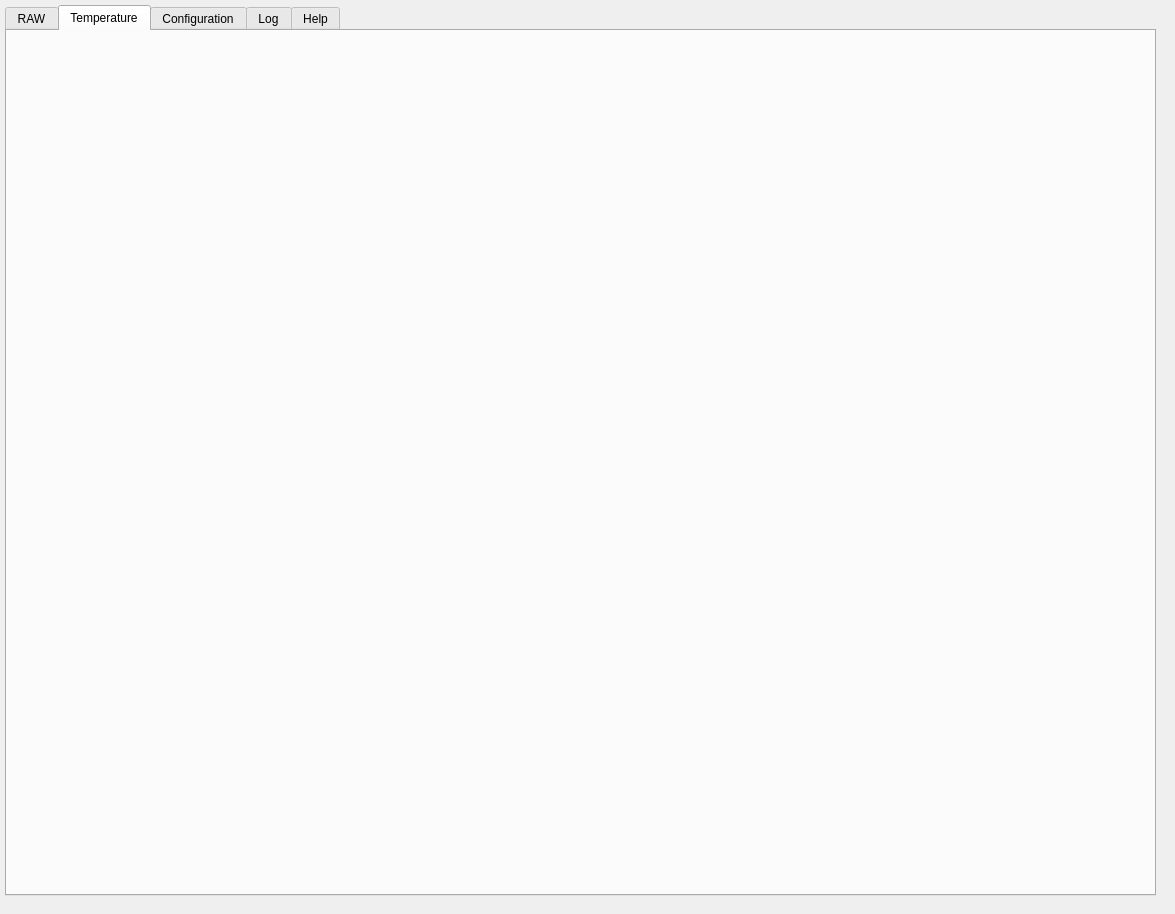
First picture: the form in python/utilities/skalab/Gui/skalab_playback.ui, repository ska-telescope/ska-low-mccs-daq, before the edit.
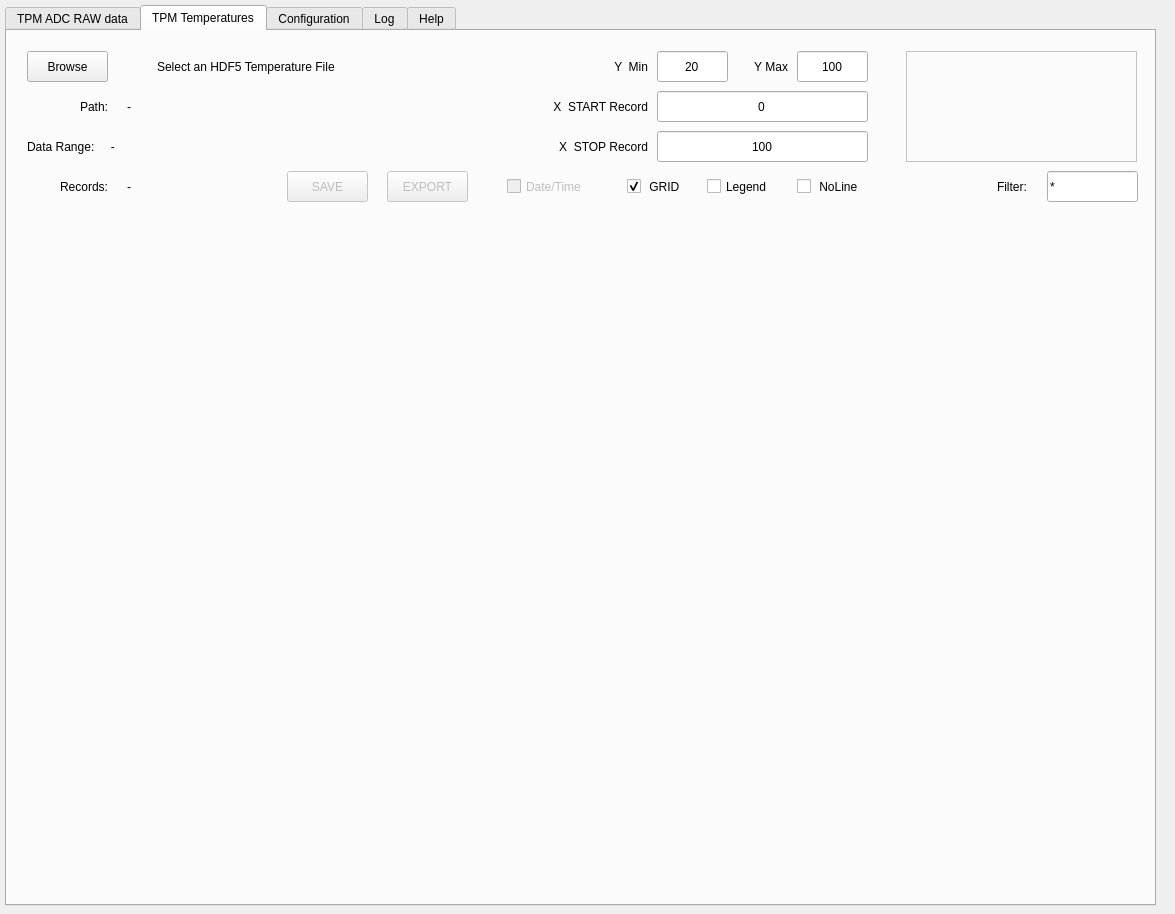
Second picture: the form after the edit. The open tabs and pages were chosen to show the change.

Diff of the .ui file:
```diff
--- a/python/utilities/skalab/Gui/skalab_playback.ui
+++ b/python/utilities/skalab/Gui/skalab_playback.ui
@@ -19,7 +19,7 @@
      <x>5</x>
      <y>5</y>
      <width>1151</width>
-     <height>891</height>
+     <height>901</height>
     </rect>
    </property>
    <property name="currentIndex">
@@ -27,7 +27,7 @@
    </property>
    <widget class="QWidget" name="qtabRaw">
     <attribute name="title">
-     <string>RAW</string>
+     <string>TPM ADC RAW data</string>
     </attribute>
     <widget class="QWidget" name="ctrl_spectra" native="true">
      <property name="geometry">
@@ -2364,8 +2364,486 @@
    </widget>
    <widget class="QWidget" name="qtabTemp">
     <attribute name="title">
-     <string>Temperature</string>
+     <string>TPM Temperatures</string>
     </attribute>
+    <widget class="QPushButton" name="qbutton_temp_browse">
+     <property name="geometry">
+      <rect>
+       <x>20</x>
+       <y>20</y>
+       <width>81</width>
+       <height>31</height>
+      </rect>
+     </property>
+     <property name="text">
+      <string>Browse</string>
+     </property>
+    </widget>
+    <widget class="QLabel" name="qlabel_num_lab_rec">
+     <property name="geometry">
+      <rect>
+       <x>10</x>
+       <y>140</y>
+       <width>91</width>
+       <height>31</height>
+      </rect>
+     </property>
+     <property name="layoutDirection">
+      <enum>Qt::LeftToRight</enum>
+     </property>
+     <property name="text">
+      <string>Records:</string>
+     </property>
+     <property name="alignment">
+      <set>Qt::AlignRight|Qt::AlignTrailing|Qt::AlignVCenter</set>
+     </property>
+    </widget>
+    <widget class="QLabel" name="qlabel_records">
+     <property name="geometry">
+      <rect>
+       <x>120</x>
+       <y>140</y>
+       <width>71</width>
+       <height>31</height>
+      </rect>
+     </property>
+     <property name="layoutDirection">
+      <enum>Qt::LeftToRight</enum>
+     </property>
+     <property name="text">
+      <string>-</string>
+     </property>
+     <property name="alignment">
+      <set>Qt::AlignLeading|Qt::AlignLeft|Qt::AlignVCenter</set>
+     </property>
+    </widget>
+    <widget class="QLabel" name="qlabel_check_icon">
+     <property name="geometry">
+      <rect>
+       <x>110</x>
+       <y>18</y>
+       <width>32</width>
+       <height>32</height>
+      </rect>
+     </property>
+     <property name="layoutDirection">
+      <enum>Qt::LeftToRight</enum>
+     </property>
+     <property name="text">
+      <string/>
+     </property>
+     <property name="scaledContents">
+      <bool>true</bool>
+     </property>
+     <property name="alignment">
+      <set>Qt::AlignLeading|Qt::AlignLeft|Qt::AlignVCenter</set>
+     </property>
+    </widget>
+    <widget class="QWidget" name="qplot_temp" native="true">
+     <property name="geometry">
+      <rect>
+       <x>10</x>
+       <y>180</y>
+       <width>1131</width>
+       <height>681</height>
+      </rect>
+     </property>
+    </widget>
+    <widget class="QLabel" name="qlabel_temp_datapath">
+     <property name="geometry">
+      <rect>
+       <x>150</x>
+       <y>20</y>
+       <width>351</width>
+       <height>31</height>
+      </rect>
+     </property>
+     <property name="layoutDirection">
+      <enum>Qt::LeftToRight</enum>
+     </property>
+     <property name="text">
+      <string>Select an HDF5 Temperature File</string>
+     </property>
+     <property name="alignment">
+      <set>Qt::AlignLeading|Qt::AlignLeft|Qt::AlignVCenter</set>
+     </property>
+    </widget>
+    <widget class="QScrollArea" name="qscroll_traces">
+     <property name="geometry">
+      <rect>
+       <x>899</x>
+       <y>20</y>
+       <width>231</width>
+       <height>111</height>
+      </rect>
+     </property>
+     <property name="styleSheet">
+      <string notr="true">background-color: rgb(251, 251, 251);</string>
+     </property>
+     <property name="verticalScrollBarPolicy">
+      <enum>Qt::ScrollBarAsNeeded</enum>
+     </property>
+     <property name="sizeAdjustPolicy">
+      <enum>QAbstractScrollArea::AdjustToContents</enum>
+     </property>
+     <property name="widgetResizable">
+      <bool>true</bool>
+     </property>
+     <property name="alignment">
+      <set>Qt::AlignLeading|Qt::AlignLeft|Qt::AlignTop</set>
+     </property>
+     <widget class="QWidget" name="qscroll_content">
+      <property name="geometry">
+       <rect>
+        <x>0</x>
+        <y>0</y>
+        <width>229</width>
+        <height>109</height>
+       </rect>
+      </property>
+      <layout class="QGridLayout" name="tracesGridLayout"/>
+     </widget>
+    </widget>
+    <widget class="QLabel" name="qlabel_num_lab_rec_3">
+     <property name="geometry">
+      <rect>
+       <x>10</x>
+       <y>60</y>
+       <width>91</width>
+       <height>31</height>
+      </rect>
+     </property>
+     <property name="layoutDirection">
+      <enum>Qt::LeftToRight</enum>
+     </property>
+     <property name="text">
+      <string>Path:</string>
+     </property>
+     <property name="alignment">
+      <set>Qt::AlignRight|Qt::AlignTrailing|Qt::AlignVCenter</set>
+     </property>
+    </widget>
+    <widget class="QLabel" name="qlabel_path">
+     <property name="geometry">
+      <rect>
+       <x>120</x>
+       <y>60</y>
+       <width>361</width>
+       <height>31</height>
+      </rect>
+     </property>
+     <property name="layoutDirection">
+      <enum>Qt::LeftToRight</enum>
+     </property>
+     <property name="text">
+      <string>-</string>
+     </property>
+     <property name="alignment">
+      <set>Qt::AlignLeading|Qt::AlignLeft|Qt::AlignVCenter</set>
+     </property>
+    </widget>
+    <widget class="QLineEdit" name="qline_filter">
+     <property name="geometry">
+      <rect>
+       <x>1040</x>
+       <y>140</y>
+       <width>91</width>
+       <height>31</height>
+      </rect>
+     </property>
+     <property name="text">
+      <string>*</string>
+     </property>
+    </widget>
+    <widget class="QLabel" name="qlabel_num_lab_rec_2">
+     <property name="geometry">
+      <rect>
+       <x>990</x>
+       <y>140</y>
+       <width>51</width>
+       <height>32</height>
+      </rect>
+     </property>
+     <property name="layoutDirection">
+      <enum>Qt::LeftToRight</enum>
+     </property>
+     <property name="text">
+      <string>Filter:</string>
+     </property>
+     <property name="alignment">
+      <set>Qt::AlignLeading|Qt::AlignLeft|Qt::AlignVCenter</set>
+     </property>
+    </widget>
+    <widget class="QLineEdit" name="qline_temp_ymax">
+     <property name="geometry">
+      <rect>
+       <x>790</x>
+       <y>20</y>
+       <width>71</width>
+       <height>31</height>
+      </rect>
+     </property>
+     <property name="text">
+      <string>100</string>
+     </property>
+     <property name="alignment">
+      <set>Qt::AlignCenter</set>
+     </property>
+    </widget>
+    <widget class="QLabel" name="qlabel_temp_ymax">
+     <property name="geometry">
+      <rect>
+       <x>730</x>
+       <y>20</y>
+       <width>51</width>
+       <height>31</height>
+      </rect>
+     </property>
+     <property name="text">
+      <string>Y Max</string>
+     </property>
+     <property name="alignment">
+      <set>Qt::AlignRight|Qt::AlignTrailing|Qt::AlignVCenter</set>
+     </property>
+    </widget>
+    <widget class="QLabel" name="qlabel_temp_ymin">
+     <property name="geometry">
+      <rect>
+       <x>590</x>
+       <y>20</y>
+       <width>51</width>
+       <height>31</height>
+      </rect>
+     </property>
+     <property name="text">
+      <string>Y  Min</string>
+     </property>
+     <property name="alignment">
+      <set>Qt::AlignRight|Qt::AlignTrailing|Qt::AlignVCenter</set>
+     </property>
+    </widget>
+    <widget class="QLineEdit" name="qline_temp_ymin">
+     <property name="geometry">
+      <rect>
+       <x>650</x>
+       <y>20</y>
+       <width>71</width>
+       <height>31</height>
+      </rect>
+     </property>
+     <property name="text">
+      <string>20</string>
+     </property>
+     <property name="alignment">
+      <set>Qt::AlignCenter</set>
+     </property>
+    </widget>
+    <widget class="QLineEdit" name="qline_temp_xmax">
+     <property name="geometry">
+      <rect>
+       <x>650</x>
+       <y>100</y>
+       <width>211</width>
+       <height>31</height>
+      </rect>
+     </property>
+     <property name="text">
+      <string>100</string>
+     </property>
+     <property name="alignment">
+      <set>Qt::AlignCenter</set>
+     </property>
+    </widget>
+    <widget class="QLabel" name="qlabel_temp_xmin">
+     <property name="geometry">
+      <rect>
+       <x>520</x>
+       <y>60</y>
+       <width>121</width>
+       <height>31</height>
+      </rect>
+     </property>
+     <property name="text">
+      <string>X  START Record</string>
+     </property>
+     <property name="alignment">
+      <set>Qt::AlignRight|Qt::AlignTrailing|Qt::AlignVCenter</set>
+     </property>
+    </widget>
+    <widget class="QLabel" name="qlabel_temp_xmax">
+     <property name="geometry">
+      <rect>
+       <x>520</x>
+       <y>100</y>
+       <width>121</width>
+       <height>31</height>
+      </rect>
+     </property>
+     <property name="toolTip">
+      <string/>
+     </property>
+     <property name="text">
+      <string>X  STOP Record</string>
+     </property>
+     <property name="alignment">
+      <set>Qt::AlignRight|Qt::AlignTrailing|Qt::AlignVCenter</set>
+     </property>
+    </widget>
+    <widget class="QLineEdit" name="qline_temp_xmin">
+     <property name="geometry">
+      <rect>
+       <x>650</x>
+       <y>60</y>
+       <width>211</width>
+       <height>31</height>
+      </rect>
+     </property>
+     <property name="text">
+      <string>0</string>
+     </property>
+     <property name="alignment">
+      <set>Qt::AlignCenter</set>
+     </property>
+    </widget>
+    <widget class="QPushButton" name="qbutton_temp_save">
+     <property name="enabled">
+      <bool>false</bool>
+     </property>
+     <property name="geometry">
+      <rect>
+       <x>280</x>
+       <y>140</y>
+       <width>81</width>
+       <height>31</height>
+      </rect>
+     </property>
+     <property name="text">
+      <string>SAVE</string>
+     </property>
+    </widget>
+    <widget class="QPushButton" name="qbutton_temp_export">
+     <property name="enabled">
+      <bool>false</bool>
+     </property>
+     <property name="geometry">
+      <rect>
+       <x>380</x>
+       <y>140</y>
+       <width>81</width>
+       <height>31</height>
+      </rect>
+     </property>
+     <property name="text">
+      <string>EXPORT</string>
+     </property>
+    </widget>
+    <widget class="QCheckBox" name="qcheck_temp_grid">
+     <property name="enabled">
+      <bool>true</bool>
+     </property>
+     <property name="geometry">
+      <rect>
+       <x>620</x>
+       <y>140</y>
+       <width>71</width>
+       <height>31</height>
+      </rect>
+     </property>
+     <property name="text">
+      <string> GRID</string>
+     </property>
+     <property name="checked">
+      <bool>true</bool>
+     </property>
+    </widget>
+    <widget class="QCheckBox" name="qcheck_temp_noline">
+     <property name="geometry">
+      <rect>
+       <x>790</x>
+       <y>140</y>
+       <width>71</width>
+       <height>31</height>
+      </rect>
+     </property>
+     <property name="text">
+      <string> NoLine</string>
+     </property>
+     <property name="checked">
+      <bool>false</bool>
+     </property>
+    </widget>
+    <widget class="QCheckBox" name="qcheck_temp_datetime">
+     <property name="enabled">
+      <bool>false</bool>
+     </property>
+     <property name="geometry">
+      <rect>
+       <x>500</x>
+       <y>140</y>
+       <width>101</width>
+       <height>31</height>
+      </rect>
+     </property>
+     <property name="toolTip">
+      <string notr="true"/>
+     </property>
+     <property name="toolTipDuration">
+      <number>50000</number>
+     </property>
+     <property name="statusTip">
+      <string/>
+     </property>
+     <property name="whatsThis">
+      <string notr="true"/>
+     </property>
+     <property name="autoFillBackground">
+      <bool>false</bool>
+     </property>
+     <property name="text">
+      <string>Date/Time</string>
+     </property>
+     <property name="checked">
+      <bool>false</bool>
+     </property>
+    </widget>
+    <widget class="QLabel" name="qlabel_temp_datarange">
+     <property name="geometry">
+      <rect>
+       <x>20</x>
+       <y>100</y>
+       <width>481</width>
+       <height>31</height>
+      </rect>
+     </property>
+     <property name="layoutDirection">
+      <enum>Qt::LeftToRight</enum>
+     </property>
+     <property name="text">
+      <string>Data Range:     -</string>
+     </property>
+     <property name="alignment">
+      <set>Qt::AlignLeading|Qt::AlignLeft|Qt::AlignVCenter</set>
+     </property>
+    </widget>
+    <widget class="QCheckBox" name="qcheck_temp_legend">
+     <property name="enabled">
+      <bool>true</bool>
+     </property>
+     <property name="geometry">
+      <rect>
+       <x>700</x>
+       <y>140</y>
+       <width>81</width>
+       <height>31</height>
+      </rect>
+     </property>
+     <property name="text">
+      <string>Legend</string>
+     </property>
+     <property name="checked">
+      <bool>false</bool>
+     </property>
+    </widget>
    </widget>
    <widget class="QWidget" name="qtab_conf">
     <attribute name="title">
```
Left out of the diff: 413 changed lines with no effect on the pictures.
